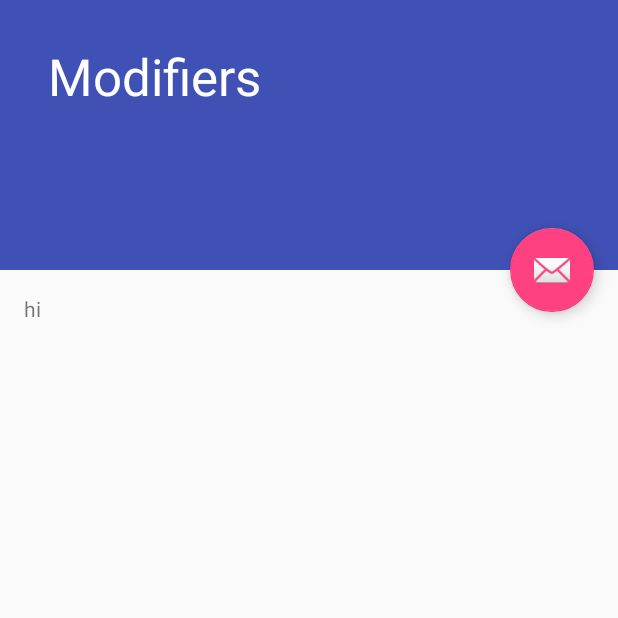
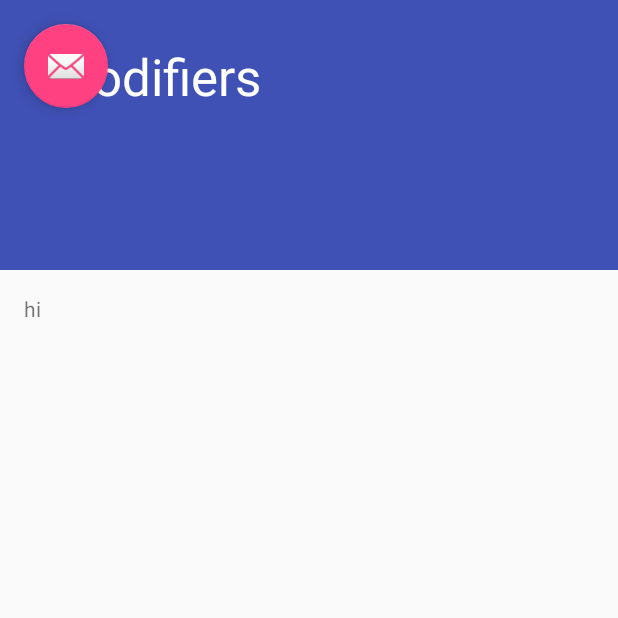
Before and after one commit to OldSchooool/Point2PointPlus, an Android app: the Modifiers screen opened directly, with no data from a screen before it, on a phone screen of 412 x 824 dp, the top half of it. Run offline under Robolectric (Android 15) with nearby library versions, the phone set to English and light mode, and no system bars.

Commit message:
Fixed some shennanigans (Guy)

```diff
--- a/app/src/main/java/com/example/spingus/pointtopointplus/Nav.java
+++ b/app/src/main/java/com/example/spingus/pointtopointplus/Nav.java
@@ -181,12 +181,6 @@ public class Nav extends AppCompatActivity
         } catch (JSONException e) {
             e.printStackTrace();
         }
-
-        Log.d("hi",);
-        // Add a marker in Sydney and move the camera
-        LatLng sydney = new LatLng(-34, 151);
-        mMap.addMarker(new MarkerOptions().position(sydney).title("Marker in Sydney"));
-        mMap.moveCamera(CameraUpdateFactory.newLatLng(sydney));
     }
 
 
--- a/app/src/main/res/layout/activity_modifiers.xml
+++ b/app/src/main/res/layout/activity_modifiers.xml
@@ -14,7 +14,6 @@
         android:layout_width="wrap_content"
         android:layout_height="wrap_content"
         android:layout_margin="@dimen/fab_margin"
-        app:layout_anchor="@id/app_bar"
         app:layout_anchorGravity="bottom|end"
         app:srcCompat="@android:drawable/ic_dialog_email" />
 
```
